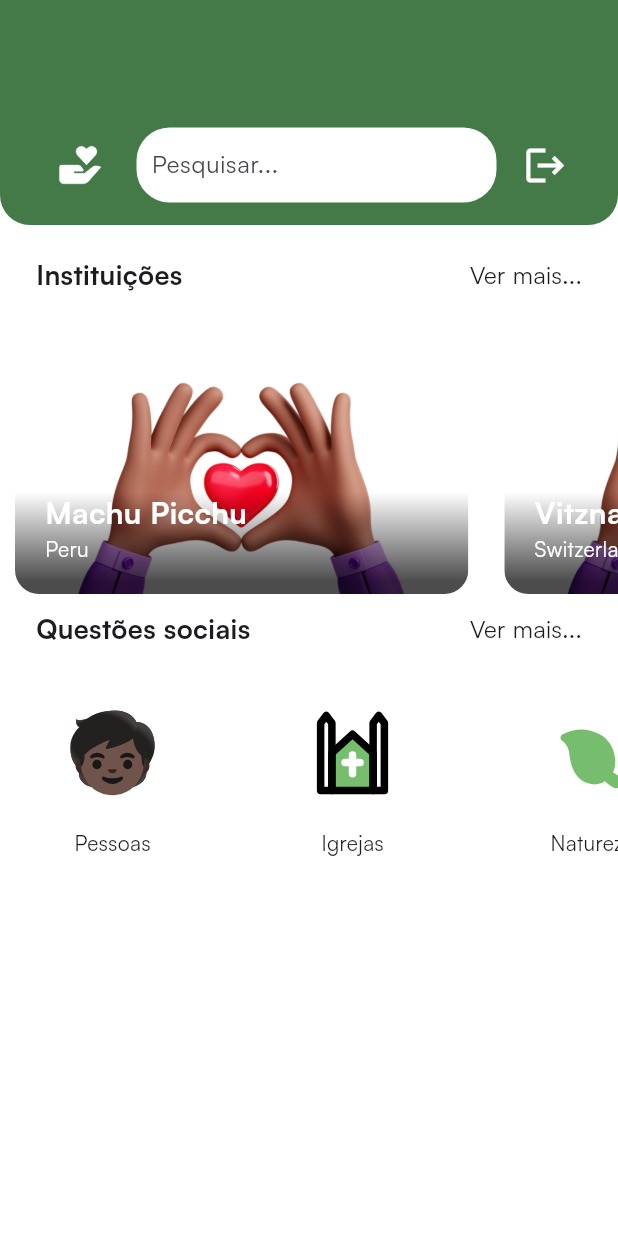
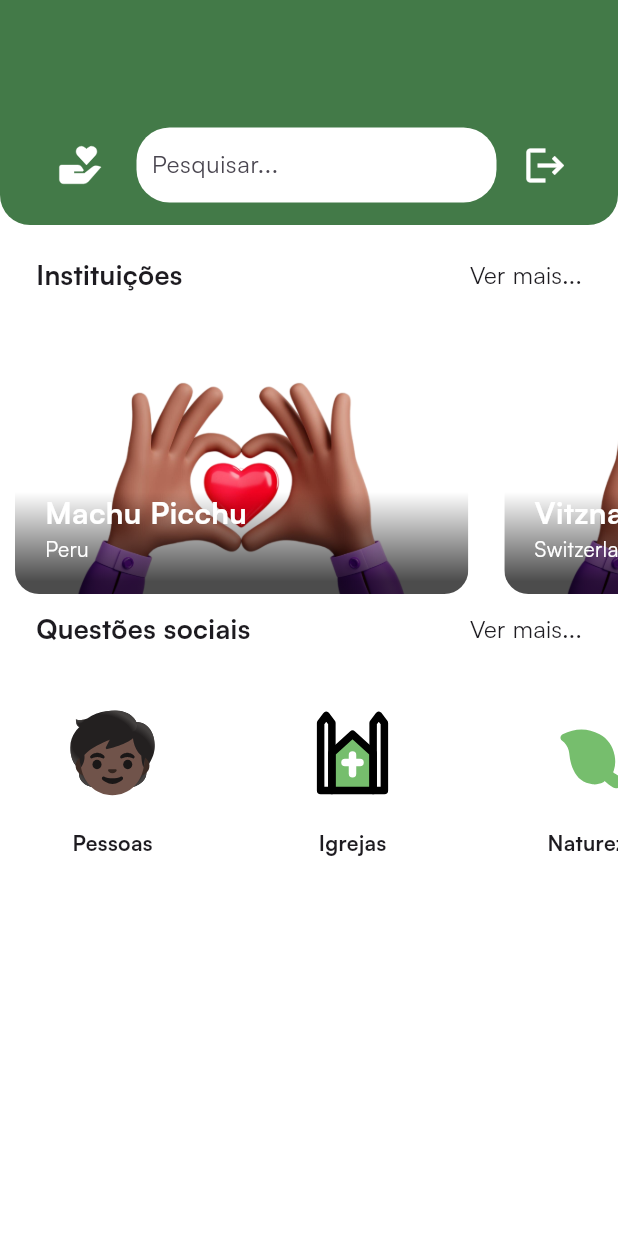
Before and after one commit to Aylton-Sitefane/donationapp, a Flutter app: the HomePageClientScreen screen opened directly, on a phone screen of 412 x 824 dp. Run offline on Flutter 3.47's test engine with Material 3 defaults, Android fonts, the phone set to English and light mode, and no system bars; our stand-ins replace csc_picker, flutter_svg, shared_preferences; accounts and stored records are empty.

Commit message:
Design do componente questoes sociais na pagina home

```diff
--- a/lib/views/homeclient/home/components/social_list.dart
+++ b/lib/views/homeclient/home/components/social_list.dart
@@ -15,48 +15,49 @@ class SocialList extends StatelessWidget {
       child: ListView(
         scrollDirection: Axis.horizontal,
         children: <Widget>[
-          Container(
+          SizedBox(
             width: width,
             child: Column(
               children: [
                 SvgPicture.asset(AppVectors.people, height: 100,width: 60,),
-                Text('Pessoas'),
+                const Text('Pessoas', style: TextStyle(fontWeight: FontWeight.bold),),
               ],
             ),
           ),
-          SizedBox(
+          const SizedBox(
             width: 10,
           ),
-          Container(
+          SizedBox(
             width: width,
             child: Column(
               children: [
                 SvgPicture.asset(AppVectors.church, height: 100,width: 60,),
-                Text('Igrejas'),
+                const Text('Igrejas', style: TextStyle(fontWeight: FontWeight.bold),),
               ],
             ),
           ),
-          SizedBox(
+          const SizedBox(
             width: 10,
           ),
-          Container(
+          SizedBox(
             width: width,
             child: Column(
               children: [
+                // ignore: deprecated_member_use
                 SvgPicture.asset(AppVectors.nature, height: 100,width: 60, color: AppColor.primaryColor,),
-                Text('Natureza'),
+                const Text('Natureza', style: TextStyle(fontWeight: FontWeight.bold),),
               ],
             ),
           ),
-          SizedBox(
+          const SizedBox(
             width: 10,
           ),
-          Container(
+          SizedBox(
             width: width,
             child: Column(
               children: [
                 SvgPicture.asset(AppVectors.school, height: 100,width: 60,),
-                Text('Escolas'),
+                const Text('Escolas', style: TextStyle(fontWeight: FontWeight.bold),),
               ],
             ),
           ),
```
